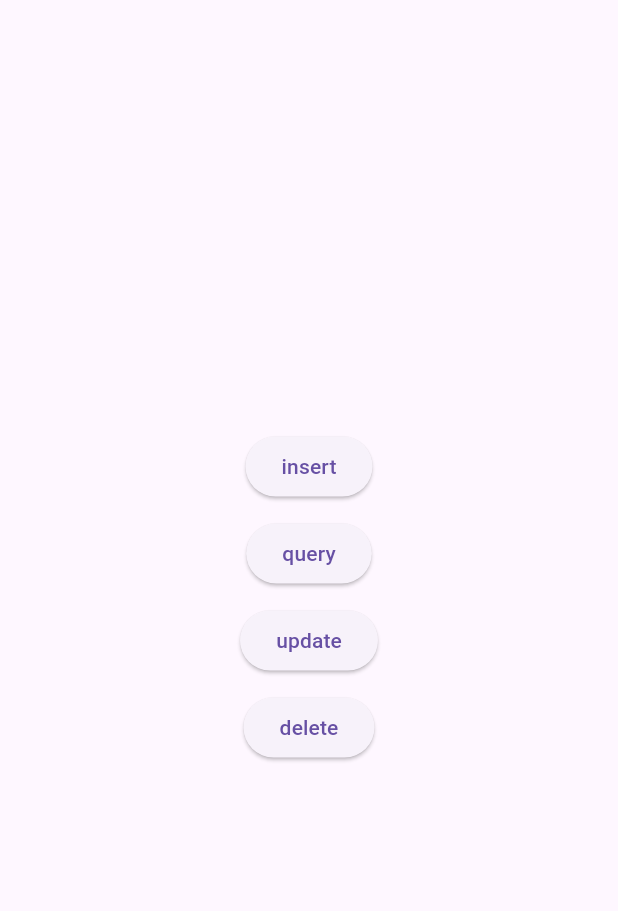
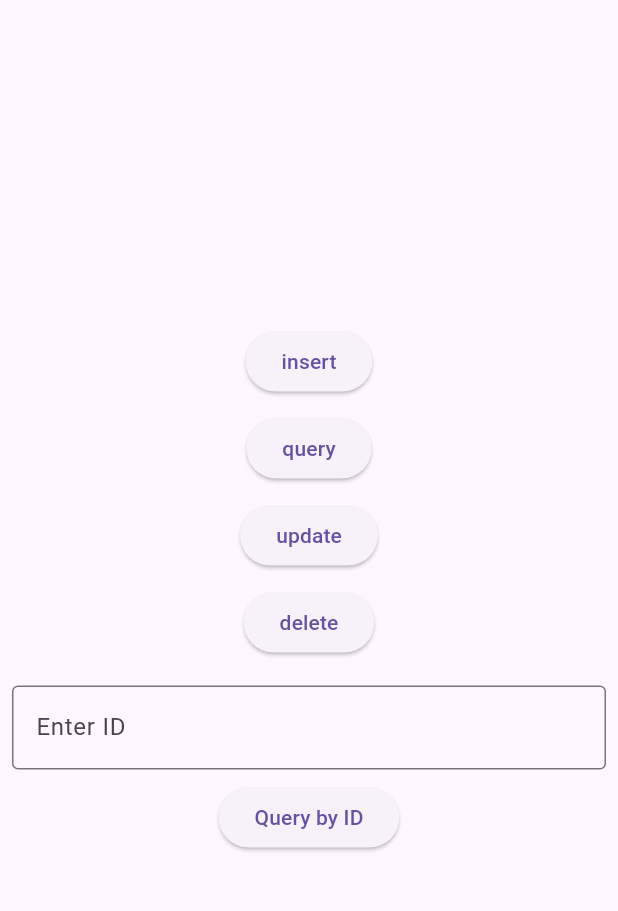
Before and after one commit to rasmey129/cw9, a Flutter app: the screen it shows after launch, on a phone screen of 412 x 824 dp, the part 63-974 px from its top. Run offline on Flutter 3.47's test engine with Material 3 defaults, Android fonts, the phone set to English and light mode, and no system bars; our stand-ins replace sqflite; accounts and stored records are empty.

Commit message:
added querybyID

```diff
--- a/lib/main.dart
+++ b/lib/main.dart
@@ -4,6 +4,7 @@ import 'database_helper.dart';
 // Here we are using a global variable. You can use
 // something like get_it in a production app.
 final dbHelper = DatabaseHelper();
+final TextEditingController _idController = TextEditingController();
 
 Future<void> main() async {
   WidgetsFlutterBinding.ensureInitialized();
@@ -14,6 +15,7 @@ Future<void> main() async {
 
 class MyApp extends StatelessWidget {
   const MyApp({super.key});
+
 
   @override
   Widget build(BuildContext context) {
@@ -60,15 +62,32 @@ class MyHomePage extends StatelessWidget {
               onPressed: _delete,
               child: const Text('delete'),
             ),
+            const SizedBox(height: 10),
+            Padding(
+              padding: const EdgeInsets.all(8.0),
+              child: TextField(
+                controller: _idController,
+                keyboardType: TextInputType.number,
+                decoration: const InputDecoration(
+                  border: OutlineInputBorder(),
+                  labelText: 'Enter ID',
+                ),
+              ),
+            ),
+            ElevatedButton(
+              onPressed: _queryById,
+              child: const Text('Query by ID'),
+            ),
+            const SizedBox(height: 10),
+
           ],
         ),
       ),
     );
   }
 
-  // Button onPressed methods
+  // Existing methods
   void _insert() async {
-    // Row to insert
     Map<String, dynamic> row = {
       DatabaseHelper.columnName: 'Bob',
       DatabaseHelper.columnAge: 23
@@ -86,7 +105,6 @@ class MyHomePage extends StatelessWidget {
   }
 
   void _update() async {
-    // Row to update
     Map<String, dynamic> row = {
       DatabaseHelper.columnId: 1,
       DatabaseHelper.columnName: 'Mary',
@@ -97,9 +115,19 @@ class MyHomePage extends StatelessWidget {
   }
 
   void _delete() async {
-    // Assuming that the number of rows is the id for the last row.
     final id = await dbHelper.queryRowCount();
     final rowsDeleted = await dbHelper.delete(id);
     debugPrint('deleted $rowsDeleted row(s): row $id');
   }
+
+  // Query a specific record by ID
+  void _queryById() async {
+    int id = int.parse(_idController.text);
+    final row = await dbHelper.queryById(id);
+    if (row != null) {
+      debugPrint('Record found: $row');
+    } else {
+      debugPrint('No record found with ID: $id');
+    }
+  }
 }
```
Also changed, not shown: lib/database_helper.dart (+9 -0 lines), 1 other file.
